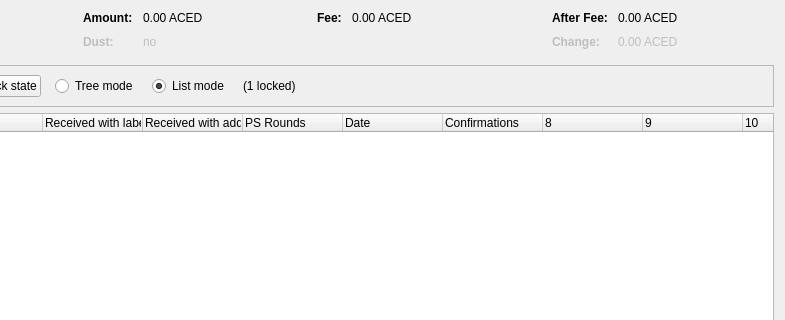
The window that src/qt/forms/coincontroldialog.ui (Acedcoin/AceD) describes before a commit, drawn with Qt 5; both pictures show x 169 to 954 and y 0 to 320 of the 954 by 500 pixel window.
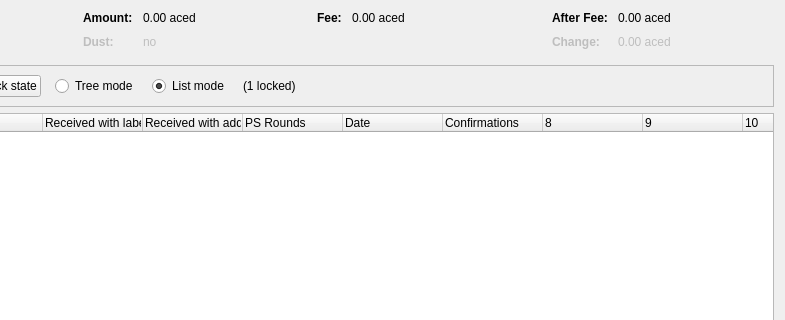
The same window after the commit. Custom widgets are drawn as their Qt base class.

```diff
--- a/src/qt/forms/coincontroldialog.ui
+++ b/src/qt/forms/coincontroldialog.ui
@@ -132,7 +132,7 @@
           <enum>Qt::ActionsContextMenu</enum>
          </property>
          <property name="text">
-          <string notr="true">0.00 ACED</string>
+          <string notr="true">0.00 aced</string>
          </property>
          <property name="textInteractionFlags">
           <set>Qt::LinksAccessibleByMouse|Qt::TextSelectableByKeyboard|Qt::TextSelectableByMouse</set>
@@ -212,7 +212,7 @@
           <enum>Qt::ActionsContextMenu</enum>
          </property>
          <property name="text">
-          <string notr="true">0.00 ACED</string>
+          <string notr="true">0.00 aced</string>
          </property>
          <property name="textInteractionFlags">
           <set>Qt::LinksAccessibleByMouse|Qt::TextSelectableByKeyboard|Qt::TextSelectableByMouse</set>
@@ -257,7 +257,7 @@
           <enum>Qt::ActionsContextMenu</enum>
          </property>
          <property name="text">
-          <string notr="true">0.00 ACED</string>
+          <string notr="true">0.00 aced</string>
          </property>
          <property name="textInteractionFlags">
           <set>Qt::LinksAccessibleByMouse|Qt::TextSelectableByKeyboard|Qt::TextSelectableByMouse</set>
@@ -292,7 +292,7 @@
           <enum>Qt::ActionsContextMenu</enum>
          </property>
          <property name="text">
-          <string notr="true">0.00 ACED</string>
+          <string notr="true">0.00 aced</string>
          </property>
          <property name="textInteractionFlags">
           <set>Qt::LinksAccessibleByMouse|Qt::TextSelectableByKeyboard|Qt::TextSelectableByMouse</set>
```
